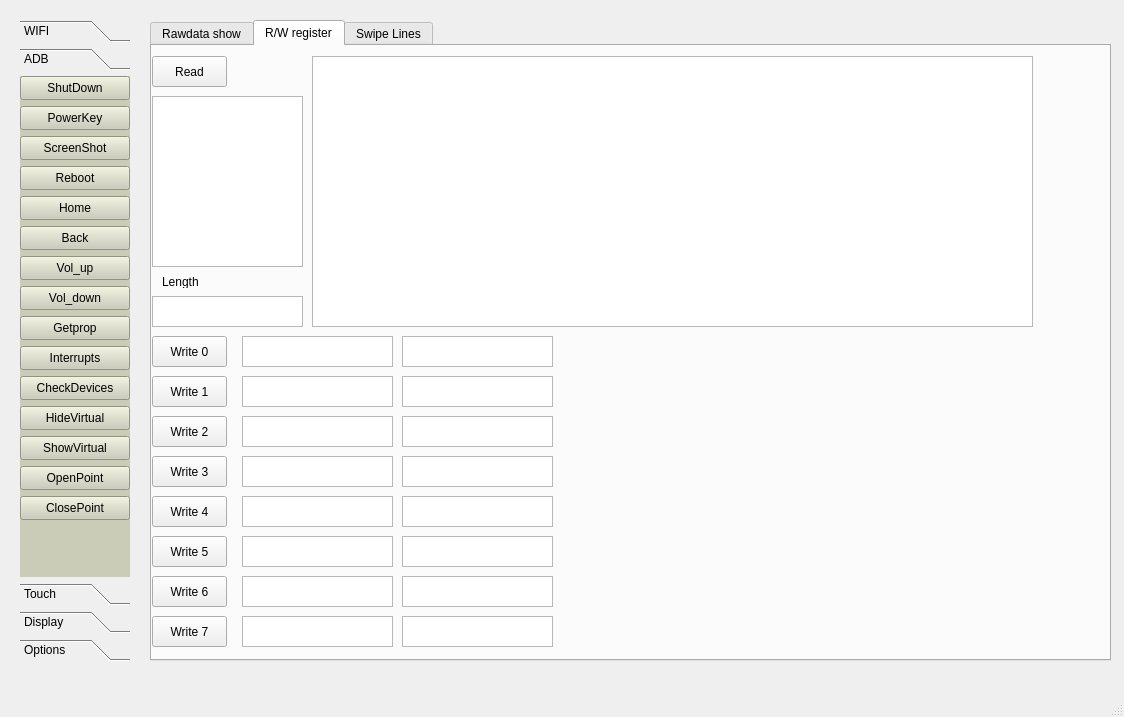
First picture: the form in Monitor/monitor.ui, repository MorgenYang/wareless_adb_debug_tool, before the edit.
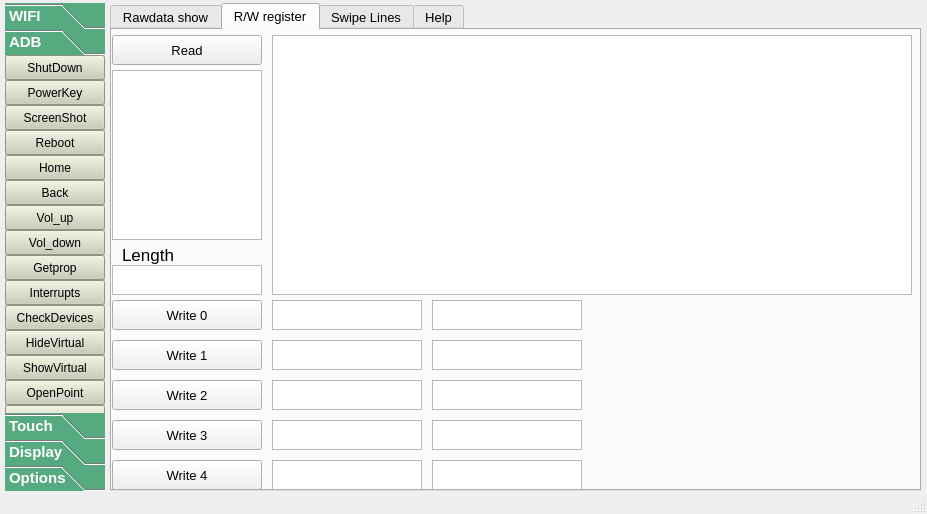
Second picture: the form after the edit. The open tabs and pages were chosen to show the change.

The edit to the form file:
```diff
--- a/Monitor/monitor.ui
+++ b/Monitor/monitor.ui
@@ -9,8 +9,8 @@
    <rect>
     <x>0</x>
     <y>0</y>
-    <width>1124</width>
-    <height>717</height>
+    <width>927</width>
+    <height>514</height>
    </rect>
   </property>
   <property name="windowTitle">
@@ -20,10 +20,10 @@
    <widget class="QWidget" name="verticalLayoutWidget">
     <property name="geometry">
      <rect>
-      <x>20</x>
-      <y>20</y>
+      <x>0</x>
+      <y>0</y>
       <width>111</width>
-      <height>641</height>
+      <height>491</height>
      </rect>
     </property>
     <layout class="QVBoxLayout" name="verticalLayout">
@@ -33,21 +33,35 @@
      <property name="sizeConstraint">
       <enum>QLayout::SetMaximumSize</enum>
      </property>
+     <property name="leftMargin">
+      <number>5</number>
+     </property>
      <property name="topMargin">
-      <number>0</number>
+      <number>3</number>
      </property>
      <item>
       <widget class="QToolBox" name="toolBox">
        <property name="maximumSize">
         <size>
-         <width>110</width>
-         <height>16777215</height>
+         <width>100</width>
+         <height>600</height>
         </size>
        </property>
+       <property name="font">
+        <font>
+         <pointsize>11</pointsize>
+         <weight>75</weight>
+         <bold>true</bold>
+        </font>
+       </property>
        <property name="styleSheet">
-        <string notr="true"/>
+        <string notr="true">background-color: rgb(85, 170, 127);
+color: rgb(255, 255, 255);</string>
        </property>
        <property name="currentIndex">
+        <number>1</number>
+       </property>
+       <property name="tabSpacing">
         <number>0</number>
        </property>
        <widget class="QWidget" name="page">
@@ -148,8 +162,8 @@
          <rect>
           <x>0</x>
           <y>0</y>
-          <width>109</width>
-          <height>509</height>
+          <width>100</width>
+          <height>372</height>
          </rect>
         </property>
         <property name="styleSheet">
@@ -163,10 +177,25 @@
           <rect>
            <x>0</x>
            <y>0</y>
-           <width>110</width>
-           <height>24</height>
+           <width>100</width>
+           <height>25</height>
           </rect>
          </property>
+         <property name="minimumSize">
+          <size>
+           <width>100</width>
+           <height>25</height>
+          </size>
+         </property>
+         <property name="maximumSize">
+          <size>
+           <width>100</width>
+           <height>25</height>
+          </size>
+         </property>
+         <property name="styleSheet">
+          <string notr="true">color: rgb(0, 0, 0);</string>
+         </property>
          <property name="text">
           <string>ShutDown</string>
          </property>
@@ -175,11 +204,20 @@
          <property name="geometry">
           <rect>
            <x>0</x>
-           <y>30</y>
-           <width>110</width>
-           <height>24</height>
+           <y>25</y>
+           <width>100</width>
+           <height>25</height>
           </rect>
          </property>
+         <property name="maximumSize">
+          <size>
+           <width>100</width>
+           <height>25</height>
+          </size>
+         </property>
+         <property name="styleSheet">
+          <string notr="true">color: rgb(0, 0, 0);</string>
+         </property>
          <property name="text">
           <string>PowerKey</string>
          </property>
@@ -188,11 +226,20 @@
          <property name="geometry">
           <rect>
            <x>0</x>
-           <y>60</y>
-           <width>110</width>
-           <height>24</height>
+           <y>50</y>
+           <width>100</width>
+           <height>25</height>
           </rect>
          </property>
+         <property name="maximumSize">
+          <size>
+           <width>100</width>
+           <height>25</height>
+          </size>
+         </property>
+         <property name="styleSheet">
+          <string notr="true">color: rgb(0, 0, 0);</string>
+         </property>
          <property name="text">
           <string>ScreenShot</string>
          </property>
@@ -201,11 +248,20 @@
          <property name="geometry">
           <rect>
            <x>0</x>
-           <y>90</y>
-           <width>110</width>
-           <height>24</height>
+           <y>75</y>
+           <width>100</width>
+           <height>25</height>
           </rect>
          </property>
+         <property name="maximumSize">
+          <size>
+           <width>100</width>
+           <height>25</height>
+          </size>
+         </property>
+         <property name="styleSheet">
+          <string notr="true">color: rgb(0, 0, 0);</string>
+         </property>
          <property name="text">
           <string>Reboot</string>
          </property>
@@ -214,11 +270,20 @@
          <property name="geometry">
           <rect>
            <x>0</x>
-           <y>120</y>
-           <width>110</width>
-           <height>24</height>
+           <y>100</y>
+           <width>100</width>
+           <height>25</height>
           </rect>
          </property>
+         <property name="maximumSize">
+          <size>
+           <width>100</width>
+           <height>25</height>
+          </size>
+         </property>
+         <property name="styleSheet">
+          <string notr="true">color: rgb(0, 0, 0);</string>
+         </property>
          <property name="text">
           <string>Home</string>
          </property>
@@ -227,11 +292,20 @@
          <property name="geometry">
           <rect>
            <x>0</x>
-           <y>150</y>
-           <width>110</width>
-           <height>24</height>
+           <y>125</y>
+           <width>100</width>
+           <height>25</height>
           </rect>
          </property>
+         <property name="maximumSize">
+          <size>
+           <width>100</width>
+           <height>25</height>
+          </size>
+         </property>
+         <property name="styleSheet">
+          <string notr="true">color: rgb(0, 0, 0);</string>
+         </property>
          <property name="text">
           <string>Back</string>
          </property>
@@ -240,11 +314,20 @@
          <property name="geometry">
           <rect>
            <x>0</x>
-           <y>180</y>
-           <width>110</width>
-           <height>24</height>
+           <y>150</y>
+           <width>100</width>
+           <height>25</height>
           </rect>
          </property>
+         <property name="maximumSize">
+          <size>
+           <width>100</width>
+           <height>25</height>
+          </size>
+         </property>
+         <property name="styleSheet">
+          <string notr="true">color: rgb(0, 0, 0);</string>
+         </property>
          <property name="text">
           <string>Vol_up</string>
          </property>
@@ -253,11 +336,20 @@
          <property name="geometry">
           <rect>
            <x>0</x>
-           <y>210</y>
-           <width>110</width>
-           <height>24</height>
+           <y>175</y>
+           <width>100</width>
+           <height>25</height>
           </rect>
          </property>
+         <property name="maximumSize">
+          <size>
+           <width>100</width>
+           <height>25</height>
+          </size>
+         </property>
+         <property name="styleSheet">
+          <string notr="true">color: rgb(0, 0, 0);</string>
+         </property>
          <property name="text">
           <string>Vol_down</string>
          </property>
@@ -266,11 +358,20 @@
          <property name="geometry">
           <rect>
            <x>0</x>
-           <y>240</y>
-           <width>110</width>
-           <height>24</height>
+           <y>200</y>
+           <width>100</width>
+           <height>25</height>
           </rect>
          </property>
+         <property name="maximumSize">
+          <size>
+           <width>100</width>
+           <height>25</height>
+          </size>
+         </property>
+         <property name="styleSheet">
+          <string notr="true">color: rgb(0, 0, 0);</string>
+         </property>
          <property name="text">
           <string>Getprop</string>
          </property>
@@ -279,11 +380,20 @@
          <property name="geometry">
           <rect>
            <x>0</x>
-           <y>270</y>
-           <width>110</width>
-           <height>24</height>
+           <y>225</y>
+           <width>100</width>
+           <height>25</height>
           </rect>
          </property>
+         <property name="maximumSize">
+          <size>
+           <width>100</width>
+           <height>25</height>
+          </size>
+         </property>
+         <property name="styleSheet">
+          <string notr="true">color: rgb(0, 0, 0);</string>
+         </property>
          <property name="text">
           <string>Interrupts</string>
          </property>
@@ -292,11 +402,20 @@
          <property name="geometry">
           <rect>
            <x>0</x>
-           <y>300</y>
-           <width>110</width>
-           <height>24</height>
+           <y>250</y>
+           <width>100</width>
+           <height>25</height>
           </rect>
          </property>
+         <property name="maximumSize">
+          <size>
+           <width>100</width>
+           <height>25</height>
+          </size>
+         </property>
+         <property name="styleSheet">
+          <string notr="true">color: rgb(0, 0, 0);</string>
+         </property>
          <property name="text">
           <string>CheckDevices</string>
          </property>
@@ -305,11 +424,20 @@
          <property name="geometry">
           <rect>
            <x>0</x>
-           <y>330</y>
-           <width>110</width>
-           <height>24</height>
+           <y>275</y>
+           <width>100</width>
+           <height>25</height>
           </rect>
          </property>
+         <property name="maximumSize">
+          <size>
+           <width>100</width>
+           <height>25</height>
+          </size>
+         </property>
+         <property name="styleSheet">
+          <string notr="true">color: rgb(0, 0, 0);</string>
+         </property>
          <property name="text">
           <string>HideVirtual</string>
          </property>
@@ -318,11 +446,20 @@
          <property name="geometry">
           <rect>
            <x>0</x>
-           <y>360</y>
-           <width>110</width>
-           <height>24</height>
+           <y>300</y>
+           <width>100</width>
+           <height>25</height>
           </rect>
          </property>
+         <property name="maximumSize">
+          <size>
+           <width>100</width>
+           <height>25</height>
+          </size>
+         </property>
+         <property name="styleSheet">
+          <string notr="true">color: rgb(0, 0, 0);</string>
+         </property>
          <property name="text">
           <string>ShowVirtual</string>
          </property>
@@ -331,11 +468,20 @@
          <property name="geometry">
           <rect>
            <x>0</x>
-           <y>390</y>
-           <width>110</width>
-           <height>24</height>
+           <y>325</y>
+           <width>100</width>
+           <height>25</height>
           </rect>
          </property>
+         <property name="maximumSize">
+          <size>
+           <width>100</width>
+           <height>25</height>
+          </size>
+         </property>
+         <property name="styleSheet">
+          <string notr="true">color: rgb(0, 0, 0);</string>
+         </property>
          <property name="text">
           <string>OpenPoint</string>
          </property>
@@ -344,11 +490,20 @@
          <property name="geometry">
           <rect>
            <x>0</x>
-           <y>420</y>
-           <width>110</width>
-           <height>24</height>
+           <y>350</y>
+           <width>100</width>
+           <height>25</height>
           </rect>
          </property>
+         <property name="maximumSize">
+          <size>
+           <width>100</width>
+           <height>25</height>
+          </size>
+         </property>
+         <property name="styleSheet">
+          <string notr="true">color: rgb(0, 0, 0);</string>
+         </property>
          <property name="text">
           <string>ClosePoint</string>
          </property>
@@ -636,15 +791,28 @@
    <widget class="QWidget" name="horizontalLayoutWidget">
     <property name="geometry">
      <rect>
-      <x>150</x>
-      <y>20</y>
-      <width>961</width>
-      <height>641</height>
+      <x>110</x>
+      <y>0</y>
+      <width>811</width>
+      <height>491</height>
      </rect>
     </property>
     <layout class="QHBoxLayout" name="horizontalLayout">
+     <property name="sizeConstraint">
+      <enum>QLayout::SetMaximumSize</enum>
+     </property>
+     <property name="topMargin">
+      <number>3</number>
+     </property>
      <item>
-      <widget class="QTabWidget" name="tabWidget">
+      <widget class="QTabWidget" name="TabMainWindow">
+       <property name="font">
+        <font>
+         <pointsize>10</pointsize>
+         <weight>50</weight>
+         <bold>false</bold>
+        </font>
+       </property>
        <property name="currentIndex">
         <number>0</number>
        </property>
@@ -779,11 +947,17 @@
          <property name="geometry">
           <rect>
            <x>0</x>
-           <y>10</y>
-           <width>75</width>
-           <height>31</height>
+           <y>5</y>
+           <width>150</width>
+           <height>30</height>
           </rect>
          </property>
+         <property name="maximumSize">
+          <size>
+           <width>150</width>
+           <height>30</height>
+          </size>
+         </property>
          <property name="text">
           <string>Read</string>
          </property>
@@ -792,189 +966,154 @@
          <property name="geometry">
           <rect>
            <x>0</x>
-           <y>50</y>
-           <width>151</width>
-           <height>171</height>
+           <y>40</y>
+           <width>150</width>
+           <height>170</height>
           </rect>
          </property>
+         <property name="maximumSize">
+          <size>
+           <width>150</width>
+           <height>170</height>
+          </size>
+         </property>
         </widget>
         <widget class="QTextBrowser" name="textBrowser_2">
          <property name="geometry">
           <rect>
            <x>160</x>
-           <y>10</y>
-           <width>721</width>
-           <height>271</height>
+           <y>5</y>
+           <width>640</width>
+           <height>260</height>
           </rect>
          </property>
         </widget>
         <widget class="QTextEdit" name="textEdit_9">
          <property name="geometry">
           <rect>
-           <x>250</x>
-           <y>410</y>
-           <width>151</width>
-           <height>31</height>
+           <x>320</x>
+           <y>390</y>
+           <width>150</width>
+           <height>30</height>
           </rect>
          </property>
-        </widget>
-        <widget class="QPushButton" name="pushButton_11">
-         <property name="geometry">
-          <rect>
-           <x>0</x>
-           <y>570</y>
-           <width>75</width>
-           <height>31</height>
-          </rect>
+         <property name="maximumSize">
+          <size>
+           <width>150</width>
+           <height>30</height>
+          </size>
          </property>
-         <property name="text">
-          <string>Write 7</string>
-         </property>
         </widget>
         <widget class="QTextEdit" name="textEdit_15">
          <property name="geometry">
           <rect>
-           <x>90</x>
-           <y>530</y>
-           <width>151</width>
-           <height>31</height>
+           <x>320</x>
+           <y>430</y>
+           <width>150</width>
+           <height>30</height>
           </rect>
          </property>
-        </widget>
-        <widget class="QTextEdit" name="textEdit_17">
-         <property name="geometry">
-          <rect>
-           <x>90</x>
-           <y>570</y>
-           <width>151</width>
-           <height>31</height>
-          </rect>
+         <property name="maximumSize">
+          <size>
+           <width>150</width>
+           <height>30</height>
+          </size>
          </property>
         </widget>
-        <widget class="QPushButton" name="pushButton_10">
+        <widget class="QTextEdit" name="textEditWriteVal2">
          <property name="geometry">
           <rect>
-           <x>0</x>
-           <y>530</y>
-           <width>75</width>
-           <height>31</height>
+           <x>320</x>
+           <y>350</y>
+           <width>150</width>
+           <height>30</height>
           </rect>
          </property>
-         <property name="text">
-          <string>Write 6</string>
+         <property name="maximumSize">
+          <size>
+           <width>150</width>
+           <height>30</height>
+          </size>
          </property>
         </widget>
         <widget class="QTextEdit" name="textEdit_13">
          <property name="geometry">
           <rect>
-           <x>90</x>
-           <y>490</y>
-           <width>151</width>
-           <height>31</height>
+           <x>160</x>
+           <y>310</y>
+           <width>150</width>
+           <height>30</height>
           </rect>
          </property>
-        </widget>
-        <widget class="QTextEdit" name="textEdit_11">
-         <property name="geometry">
-          <rect>
-           <x>250</x>
-           <y>450</y>
-           <width>151</width>
-           <height>31</height>
-          </rect>
+         <property name="maximumSize">
+          <size>
+           <width>150</width>
+           <height>30</height>
+          </size>
          </property>
         </widget>
         <widget class="QTextEdit" name="textEdit_16">
          <property name="geometry">
           <rect>
-           <x>250</x>
-           <y>570</y>
-           <width>151</width>
-           <height>31</height>
+           <x>160</x>
+           <y>350</y>
+           <width>150</width>
+           <height>30</height>
           </rect>
          </property>
-        </widget>
-        <widget class="QTextEdit" name="textEdit_7">
-         <property name="geometry">
-          <rect>
-           <x>250</x>
-           <y>370</y>
-           <width>151</width>
-           <height>31</height>
-          </rect>
+         <property name="maximumSize">
+          <size>
+           <width>150</width>
+           <height>30</height>
+          </size>
          </property>
         </widget>
         <widget class="QTextEdit" name="textEdit_4">
          <property name="geometry">
           <rect>
-           <x>90</x>
-           <y>330</y>
-           <width>151</width>
-           <height>31</height>
+           <x>160</x>
+           <y>270</y>
+           <width>150</width>
+           <height>30</height>
           </rect>
          </property>
-        </widget>
-        <widget class="QTextEdit" name="textEdit_6">
-         <property name="geometry">
-          <rect>
-           <x>90</x>
-           <y>370</y>
-           <width>151</width>
-           <height>31</height>
-          </rect>
+         <property name="maximumSize">
+          <size>
+           <width>150</width>
+           <height>30</height>
+          </size>
          </property>
         </widget>
         <widget class="QTextEdit" name="textEdit_2">
          <property name="geometry">
           <rect>
-           <x>90</x>
-           <y>290</y>
-           <width>151</width>
-           <height>31</height>
+           <x>320</x>
+           <y>310</y>
+           <width>150</width>
+           <height>30</height>
           </rect>
          </property>
-        </widget>
-        <widget class="QTextEdit" name="textEdit_14">
-         <property name="geometry">
-          <rect>
-           <x>250</x>
-           <y>530</y>
-           <width>151</width>
-           <height>31</height>
-          </rect>
+         <property name="maximumSize">
+          <size>
+           <width>150</width>
+           <height>30</height>
+          </size>
          </property>
         </widget>
-        <widget class="QTextEdit" name="textEdit_5">
+        <widget class="QPushButton" name="pushButtonRegWrite0">
          <property name="geometry">
           <rect>
-           <x>250</x>
-           <y>330</y>
-           <width>151</width>
-           <height>31</height>
-          </rect>
-         </property>
-        </widget>
-        <widget class="QPushButton" name="pushButton_9">
-         <property name="geometry">
-          <rect>
            <x>0</x>
-           <y>490</y>
-           <width>75</width>
-           <height>31</height>
+           <y>270</y>
+           <width>150</width>
+           <height>30</height>
           </rect>
          </property>
-         <property name="text">
-          <string>Write 5</string>
-         </property>
-        </widget>
-        <widget class="QPushButton" name="pushButton">
-         <property name="geometry">
-          <rect>
-           <x>0</x>
-           <y>290</y>
-           <width>75</width>
-           <height>31</height>
-          </rect>
+         <property name="maximumSize">
+          <size>
+           <width>150</width>
+           <height>30</height>
+          </size>
          </property>
          <property name="text">
           <string>Write 0</string>
@@ -984,11 +1123,17 @@
          <property name="geometry">
           <rect>
            <x>0</x>
-           <y>330</y>
-           <width>75</width>
-           <height>31</height>
+           <y>310</y>
+           <width>150</width>
+           <height>30</height>
           </rect>
          </property>
+         <property name="maximumSize">
+          <size>
+           <width>150</width>
+           <height>30</height>
+          </size>
+         </property>
          <property name="text">
           <string>Write 1</string>
          </property>
@@ -996,42 +1141,50 @@
         <widget class="QTextEdit" name="textEdit_3">
          <property name="geometry">
           <rect>
-           <x>250</x>
-           <y>290</y>
-           <width>151</width>
-           <height>31</height>
+           <x>320</x>
+           <y>270</y>
+           <width>150</width>
+           <height>30</height>
           </rect>
          </property>
-        </widget>
-        <widget class="QTextEdit" name="textEdit_8">
-         <property name="geometry">
-          <rect>
-           <x>90</x>
-           <y>410</y>
-           <width>151</width>
-           <height>31</height>
-          </rect>
+         <property name="maximumSize">
+          <size>
+           <width>150</width>
+           <height>30</height>
+          </size>
          </property>
         </widget>
         <widget class="QTextEdit" name="textEdit_12">
          <property name="geometry">
           <rect>
-           <x>250</x>
-           <y>490</y>
-           <width>151</width>
-           <height>31</height>
+           <x>160</x>
+           <y>390</y>
+           <width>150</width>
+           <height>30</height>
           </rect>
          </property>
+         <property name="maximumSize">
+          <size>
+           <width>150</width>
+           <height>30</height>
+          </size>
+         </property>
         </widget>
         <widget class="QPushButton" name="pushButton_6">
          <property name="geometry">
           <rect>
            <x>0</x>
-           <y>370</y>
-           <width>75</width>
-           <height>31</height>
+           <y>350</y>
+           <width>150</width>
+           <height>30</height>
           </rect>
          </property>
+         <property name="maximumSize">
+          <size>
+           <width>150</width>
+           <height>30</height>
+          </size>
+         </property>
          <property name="text">
           <string>Write 2</string>
          </property>
@@ -1039,22 +1192,34 @@
         <widget class="QTextEdit" name="textEdit_10">
          <property name="geometry">
           <rect>
-           <x>90</x>
-           <y>450</y>
-           <width>151</width>
-           <height>31</height>
+           <x>160</x>
+           <y>430</y>
+           <width>150</width>
+           <height>30</height>
           </rect>
          </property>
+         <property name="maximumSize">
+          <size>
+           <width>150</width>
+           <height>30</height>
+          </size>
+         </property>
         </widget>
         <widget class="QPushButton" name="pushButton_8">
          <property name="geometry">
           <rect>
            <x>0</x>
-           <y>450</y>
-           <width>75</width>
-           <height>31</height>
+           <y>430</y>
+           <width>150</width>
+           <height>30</height>
           </rect>
          </property>
+         <property name="maximumSize">
+          <size>
+           <width>150</width>
+           <height>30</height>
+          </size>
+         </property>
          <property name="text">
           <string>Write 4</string>
          </property>
@@ -1063,11 +1228,17 @@
          <property name="geometry">
           <rect>
            <x>0</x>
-           <y>410</y>
-           <width>75</width>
-           <height>31</height>
+           <y>390</y>
+           <width>150</width>
+           <height>30</height>
           </rect>
          </property>
+         <property name="maximumSize">
+          <size>
+           <width>150</width>
+           <height>30</height>
+          </size>
+         </property>
          <property name="text">
           <string>Write 3</string>
          </property>
@@ -1076,11 +1247,24 @@
          <property name="geometry">
           <rect>
            <x>10</x>
-           <y>230</y>
-           <width>54</width>
-           <height>12</height>
+           <y>215</y>
+           <width>60</width>
+           <height>20</height>
           </rect>
          </property>
+         <property name="maximumSize">
+          <size>
+           <width>60</width>
+           <height>20</height>
+          </size>
+         </property>
+         <property name="font">
+          <font>
+           <pointsize>13</pointsize>
+           <weight>50</weight>
+           <bold>false</bold>
+          </font>
+         </property>
          <property name="text">
           <string>Length</string>
          </property>
@@ -1089,11 +1273,17 @@
          <property name="geometry">
           <rect>
            <x>0</x>
-           <y>250</y>
-           <width>151</width>
-           <height>31</height>
+           <y>235</y>
+           <width>150</width>
+           <height>30</height>
           </rect>
          </property>
+         <property name="maximumSize">
+          <size>
+           <width>150</width>
+           <height>30</height>
+          </size>
+         </property>
         </widget>
        </widget>
        <widget class="QWidget" name="tab_5">
@@ -1101,6 +1291,54 @@
          <string>Swipe Lines</string>
         </attribute>
        </widget>
+       <widget class="QWidget" name="TabHelp">
+        <attribute name="title">
+         <string>Help</string>
+        </attribute>
+        <widget class="QTabWidget" name="TabHelpSubMain">
+         <property name="geometry">
+          <rect>
+           <x>0</x>
+           <y>0</y>
+           <width>801</width>
+           <height>461</height>
+          </rect>
+         </property>
+         <property name="currentIndex">
+          <number>0</number>
+         </property>
+         <widget class="QWidget" name="TabAbout">
+          <attribute name="title">
+           <string>About</string>
+          </attribute>
+          <widget class="QTextBrowser" name="aboutShowText">
+           <property name="geometry">
+            <rect>
+             <x>2</x>
+             <y>2</y>
+             <width>791</width>
+             <height>431</height>
+            </rect>
+           </property>
+          </widget>
+         </widget>
+         <widget class="QWidget" name="TabCommands">
+          <attribute name="title">
+           <string>Commands</string>
+          </attribute>
+          <widget class="QTextBrowser" name="commandsShowText">
+           <property name="geometry">
+            <rect>
+             <x>2</x>
+             <y>2</y>
+             <width>791</width>
+             <height>431</height>
+            </rect>
+           </property>
+          </widget>
+         </widget>
+        </widget>
+       </widget>
       </widget>
      </item>
     </layout>
```
Left out of the diff: 524 changed lines with no effect on the pictures.
